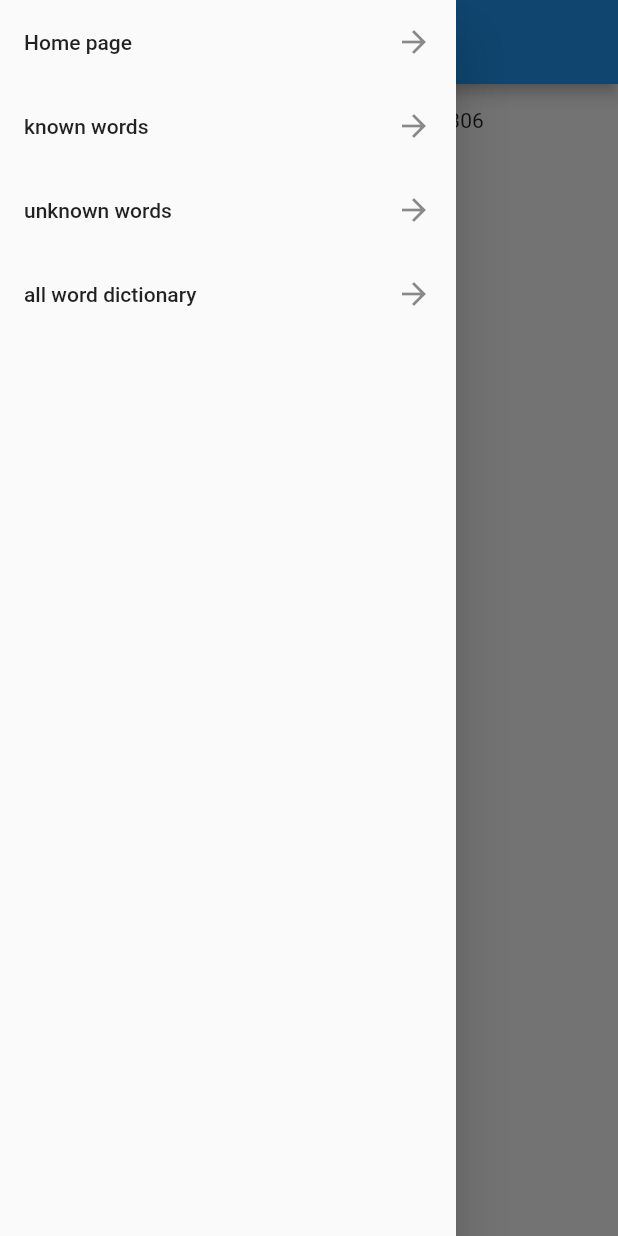
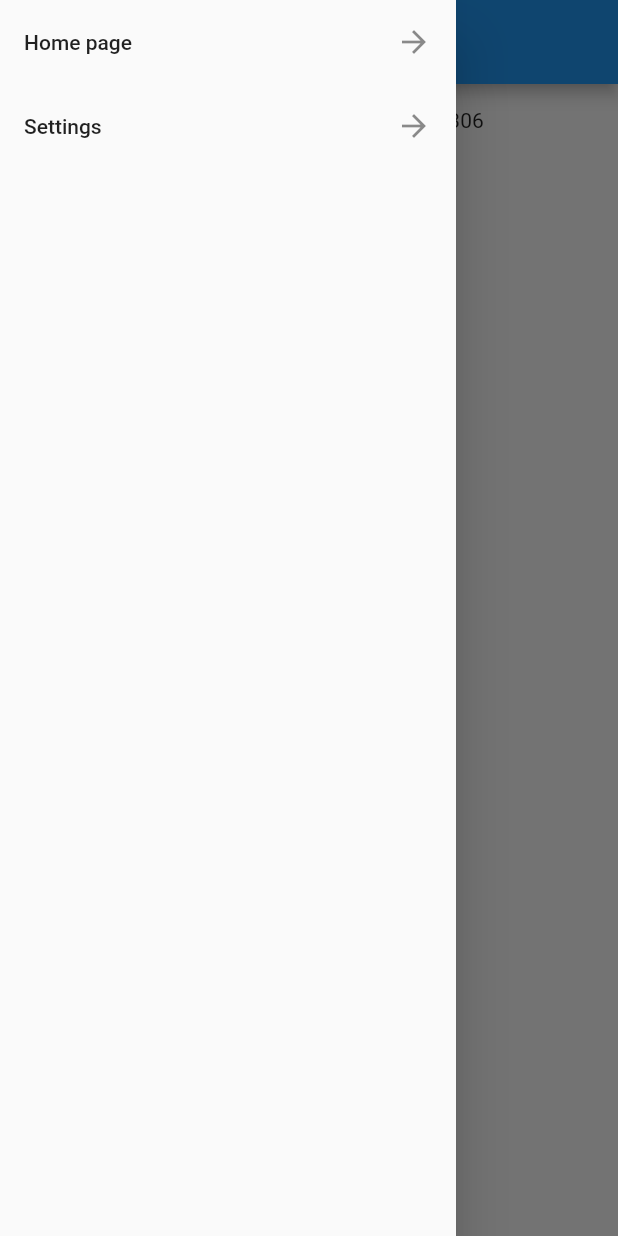
Before and after one commit to 1shaked/words_check, a Flutter app: the screen it shows after launch, with the side drawer open, on a phone screen of 412 x 824 dp. Run offline on Flutter 3.47's test engine with Material 2 defaults, Android fonts, the phone set to English and light mode, and no system bars.

Commit message:
added the route to the nav

```diff
--- a/lib/widget/nav_drawer.dart
+++ b/lib/widget/nav_drawer.dart
@@ -14,24 +14,10 @@ class NavDrawer extends StatelessWidget {
             },
           ),
           ListTile(
-            title: Text("known words"),
+            title: Text("Settings"),
             trailing: Icon(Icons.arrow_forward),
             onTap: () {
-              Navigator.of(context).pushNamed('/known');
-            },
-          ),
-          ListTile(
-            title: Text("unknown words"),
-            trailing: Icon(Icons.arrow_forward),
-            onTap: () {
-              Navigator.of(context).pushNamed('/unknown');
-            },
-          ),
-          ListTile(
-            title: Text("all word dictionary"),
-            trailing: Icon(Icons.arrow_forward),
-            onTap: () {
-              Navigator.of(context).pushNamed('/all_words');
+              Navigator.of(context).pushNamed('/settings');
             },
           ),
         ],
```
